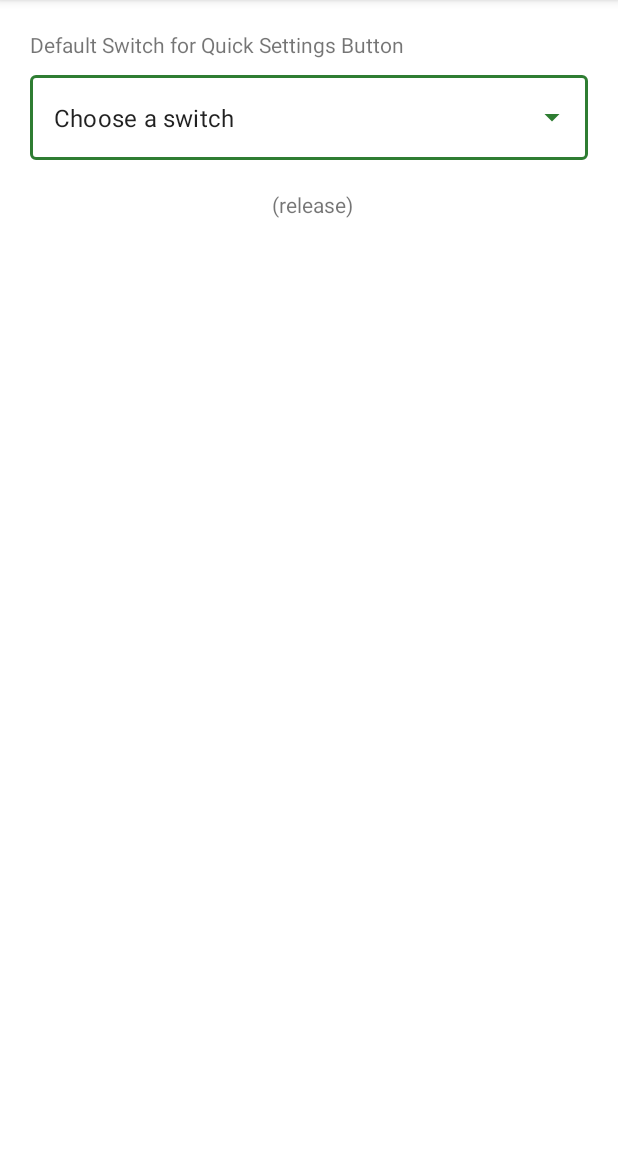
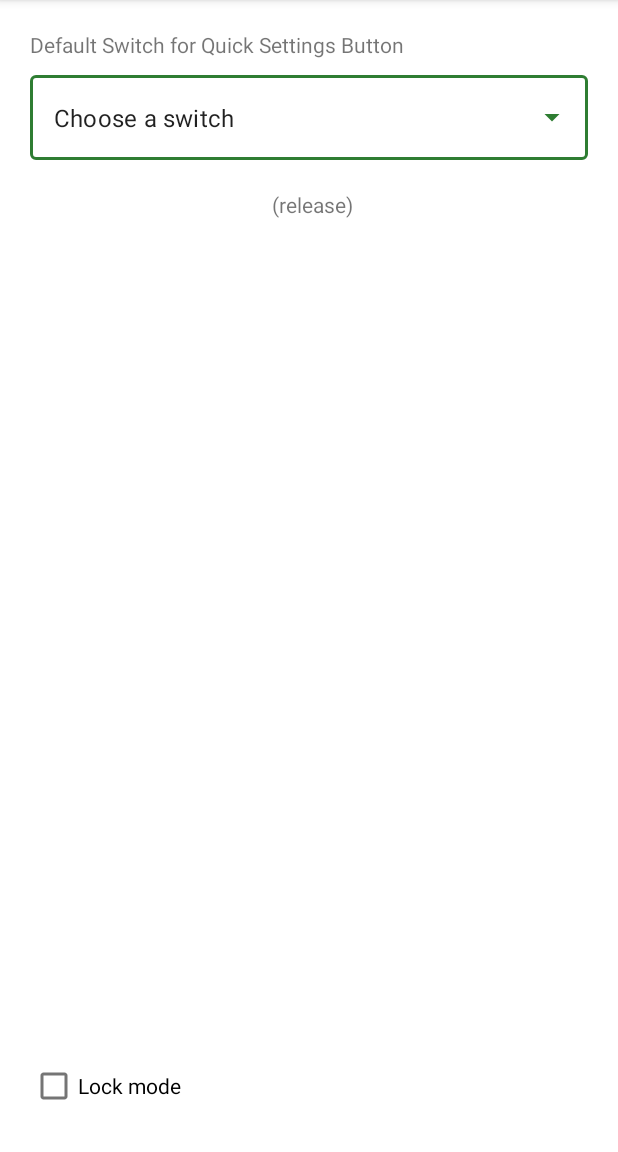
Before and after one commit to marcosbozzani/switches, an Android app: the SettingsActivity screen opened directly, with no data from a screen before it, on a phone screen of 412 x 824 dp, the part 84-1236 px from its top. Run offline under Robolectric (Android 15) with nearby library versions, the phone set to English and light mode, and no system bars; 3 statements that could not run were skipped.

Commit message:
android.phone: 2022-04-18

```diff
--- /dev/null
+++ b/android.phone/app/src/main/java/duck/switches/android/phone/model/LockMode.java
@@ -0,0 +1,25 @@
+package duck.switches.android.phone.model;
+
+import android.annotation.SuppressLint;
+import android.content.Context;
+import android.content.SharedPreferences;
+
+public class LockMode {
+    public static final boolean OFF = false;
+    public static final boolean ON = true;
+    private final SharedPreferences sharedPreferences;
+
+    public LockMode(Context context) {
+        final String name = LockMode.class.getName();
+        sharedPreferences = context.getSharedPreferences(name, Context.MODE_PRIVATE);
+    }
+
+    @SuppressLint("ApplySharedPref")
+    public void setState(boolean state) {
+        sharedPreferences.edit().putBoolean("state", state).commit();
+    }
+
+    public boolean getState() {
+        return sharedPreferences.getBoolean("state", false);
+    }
+}
--- a/android.phone/app/src/main/java/duck/switches/android/phone/ui/SettingsActivity.java
+++ b/android.phone/app/src/main/java/duck/switches/android/phone/ui/SettingsActivity.java
@@ -12,11 +12,13 @@ import duck.switches.android.model.Switch;
 import duck.switches.android.phone.BuildConfig;
 import duck.switches.android.phone.R;
 import duck.switches.android.phone.databinding.SettingsActivityBinding;
+import duck.switches.android.phone.model.LockMode;
 import duck.switches.android.service.SwitchRegistry;
 
 public class SettingsActivity extends AppCompatActivity {
     private SettingsActivityBinding binding;
     private SwitchRegistry switchRegistry;
+    private LockMode lockMode;
 
     @Override
     protected void onCreate(@Nullable Bundle savedInstanceState) {
@@ -24,6 +26,7 @@ public class SettingsActivity extends AppCompatActivity {
         binding = SettingsActivityBinding.inflate(getLayoutInflater());
         setContentView(binding.getRoot());
         switchRegistry = new SwitchRegistry(this);
+        lockMode = new LockMode(this);
     }
 
     @Override
@@ -45,5 +48,10 @@ public class SettingsActivity extends AppCompatActivity {
         if (defaultSwitch != null) {
             binding.cmbDefaultSwitch.setText(defaultSwitch.getName(), false);
         }
+
+        binding.chkLockMode.setChecked(lockMode.getState());
+        binding.chkLockMode.setOnCheckedChangeListener((buttonView, isChecked) -> {
+            lockMode.setState(isChecked);
+        });
     }
 }
--- a/android.phone/app/src/main/java/duck/switches/android/phone/ui/SwitchTileService.java
+++ b/android.phone/app/src/main/java/duck/switches/android/phone/ui/SwitchTileService.java
@@ -1,12 +1,7 @@
 package duck.switches.android.phone.ui;
 
-import android.content.ComponentName;
-import android.content.Intent;
-import android.content.res.Configuration;
-import android.graphics.drawable.Drawable;
 import android.graphics.drawable.Icon;
 import android.os.Build;
-import android.os.IBinder;
 import android.service.quicksettings.Tile;
 import android.service.quicksettings.TileService;
 
--- a/android.phone/app/src/main/res/layout/settings_activity.xml
+++ b/android.phone/app/src/main/res/layout/settings_activity.xml
@@ -1,11 +1,17 @@
 <?xml version="1.0" encoding="utf-8"?>
-<LinearLayout xmlns:android="http://schemas.android.com/apk/res/android"
+<androidx.constraintlayout.widget.ConstraintLayout xmlns:android="http://schemas.android.com/apk/res/android"
+    xmlns:app="http://schemas.android.com/apk/res-auto"
     xmlns:tools="http://schemas.android.com/tools"
     android:layout_width="match_parent"
     android:layout_height="match_parent"
-    android:orientation="vertical"
     android:padding="20dp"
     tools:context=".ui.SettingsActivity">
+
+    <LinearLayout
+        android:id="@+id/linearLayout"
+        android:layout_width="match_parent"
+        android:layout_height="match_parent"
+        android:orientation="vertical">
 
         <TextView
             android:layout_width="match_parent"
@@ -37,3 +43,12 @@
             android:text="@string/version" />
 
     </LinearLayout>
+
+    <CheckBox
+        android:id="@+id/chk_lock_mode"
+        android:layout_width="match_parent"
+        android:layout_height="wrap_content"
+        android:text="Lock mode"
+        app:layout_constraintBottom_toBottomOf="@+id/linearLayout" />
+
+</androidx.constraintlayout.widget.ConstraintLayout>
```
Also changed, not shown: android.phone/app/src/main/java/duck/switches/android/phone/ui/MainActivity.java (+28 -19 lines). Lines whose indentation alone changed are shown as unchanged.
